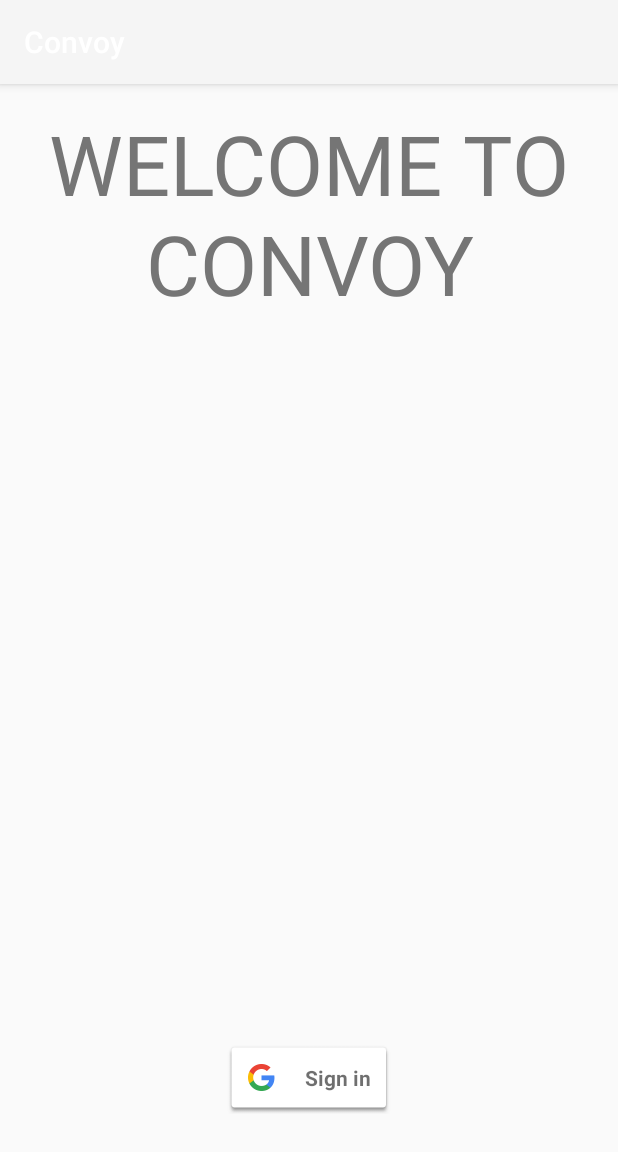
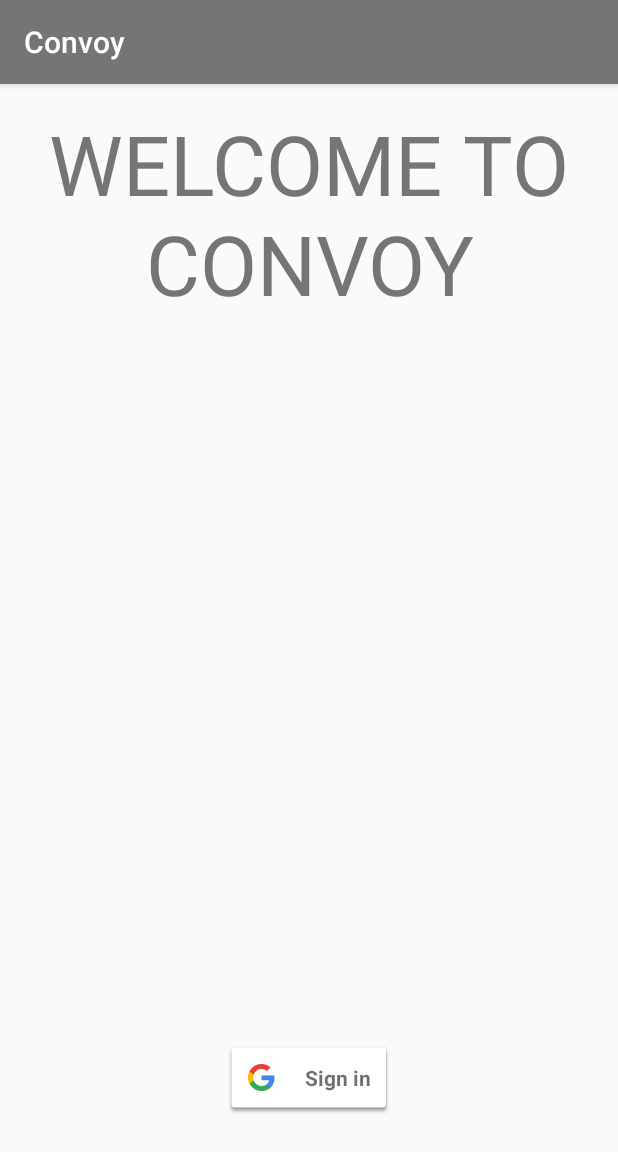
Before and after one commit to fonarevvichka/Convoy, an Android app: the screen it shows after launch (loginActivity), on a phone screen of 412 x 824 dp. Shown: the top 1152 px of the screen. Run offline under Robolectric (Android 15) with nearby library versions, the phone set to English and light mode, and no system bars.

Commit message:
fix title bar color

```diff
--- a/app/src/main/AndroidManifest.xml
+++ b/app/src/main/AndroidManifest.xml
@@ -8,7 +8,6 @@
         android:label="@string/app_name"
         android:supportsRtl="true"
         android:theme="@style/AppTheme">
-        android:theme="@android:style/Theme.NoTitleBar"
         <activity android:name=".loginActivity">
             <intent-filter>
                 <action android:name="android.intent.action.MAIN" />
--- a/app/src/main/java/com/fonarev/convoy/loginActivity.java
+++ b/app/src/main/java/com/fonarev/convoy/loginActivity.java
@@ -1,6 +1,8 @@
 package com.fonarev.convoy;
 
 import android.content.Intent;
+import android.graphics.Color;
+import android.graphics.drawable.ColorDrawable;
 import android.os.Bundle;
 import android.support.v7.app.AppCompatActivity;
 import android.util.Log;
@@ -28,6 +30,8 @@ public class loginActivity extends AppCompatActivity implements
     protected void onCreate(Bundle savedInstanceState) {
         super.onCreate(savedInstanceState);
         setContentView(R.layout.activity_base);
+        ColorDrawable colorDrawable = new ColorDrawable(Color.parseColor("#ff757575"));
+        getSupportActionBar().setBackgroundDrawable(colorDrawable);
         mStatusTextView = (TextView) findViewById(R.id.status);
 
         // Button listeners
--- a/app/src/main/java/com/fonarev/convoy/placeHolderActivity.java
+++ b/app/src/main/java/com/fonarev/convoy/placeHolderActivity.java
@@ -1,5 +1,7 @@
 package com.fonarev.convoy;
 
+import android.graphics.Color;
+import android.graphics.drawable.ColorDrawable;
 import android.support.v7.app.AppCompatActivity;
 import android.os.Bundle;
 
@@ -9,5 +11,8 @@ public class placeHolderActivity extends AppCompatActivity {
     protected void onCreate(Bundle savedInstanceState) {
         super.onCreate(savedInstanceState);
         setContentView(R.layout.activity_place_holder);
+
+        ColorDrawable colorDrawable = new ColorDrawable(Color.parseColor("#ff757575"));
+        getSupportActionBar().setBackgroundDrawable(colorDrawable);
     }
 }
```
